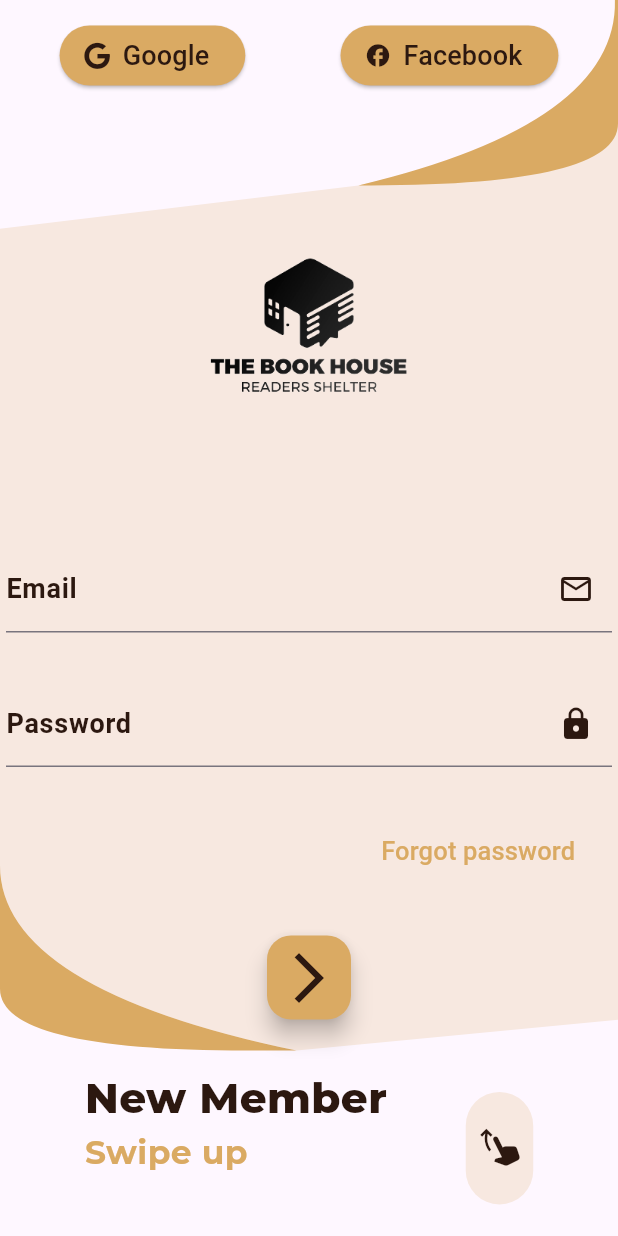
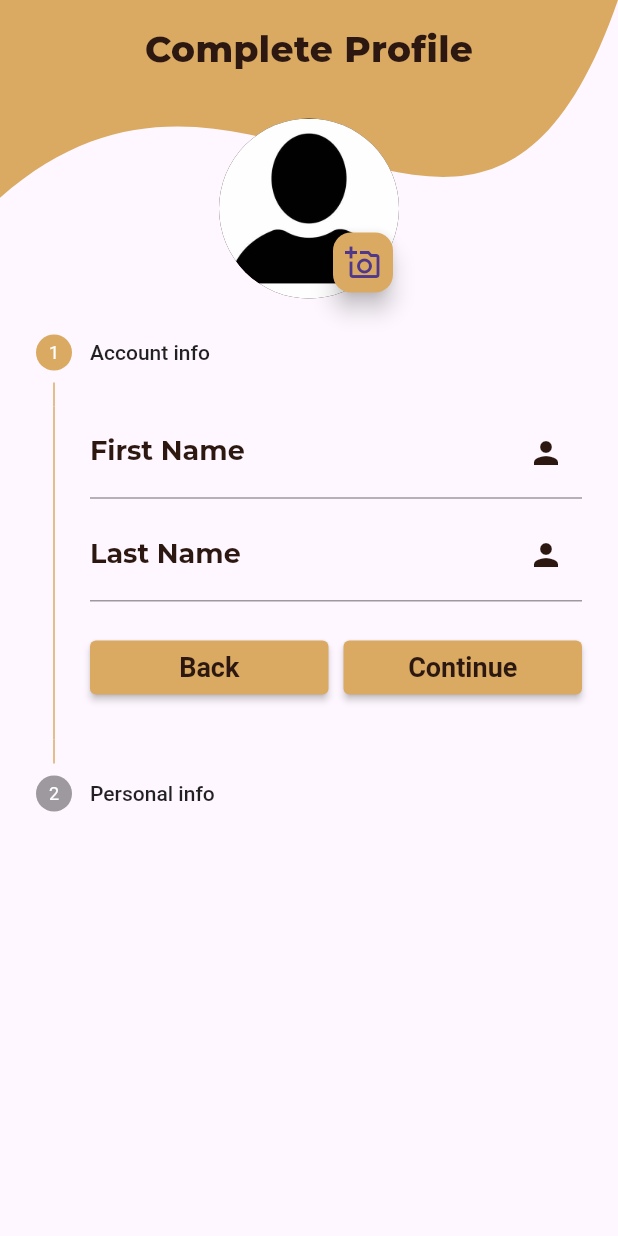
Before and after one commit to Shehab611/book, a Flutter app: the screen it shows after launch, on a phone screen of 412 x 824 dp. Run offline on Flutter 3.47's test engine with Material 2 defaults, Android fonts, the phone set to English and light mode, and no system bars; our stand-ins replace cloud_firestore, device_preview, dio, file_picker, firebase_auth, firebase_core and 7 more; accounts and stored records are empty.

Commit message:
finish complete_profile.dart ui

```diff
--- a/lib/core/utils/app_router.dart
+++ b/lib/core/utils/app_router.dart
@@ -1,3 +1,4 @@
+import 'package:book/features/authentication/presentation/views/complete_profile.dart';
 import 'package:book/features/authentication/presentation/views/login_screen.dart';
 import 'package:book/features/authentication/presentation/views/register_screen.dart';
 import 'package:flutter/material.dart';
@@ -6,9 +7,11 @@ import 'package:flutter/material.dart';
 abstract class AppRouter {
   static const String kLoginScreen = '/LoginScreen';
   static const String kRegisterScreen = '/RegisterScreen';
+  static const String kCompleteProfile = '/CompleteProfile';
 
   static final Map<String,WidgetBuilder> routes={
-    kLoginScreen:(context)=>const LoginScreen(),
-    kRegisterScreen:(context)=> const RegisterScreen()
+    kLoginScreen:(BuildContext context)=>const LoginScreen(),
+    kRegisterScreen:(BuildContext context)=> const RegisterScreen(),
+    kCompleteProfile:(BuildContext context)=>const CompleteProfileScreen()
   };
 }
--- /dev/null
+++ b/lib/features/authentication/data/repositories/register_repo.dart
@@ -0,0 +1,3 @@
+abstract class RegisterRepo {
+ Future<String> createNewUser({required (String email,String password) user});
+}
--- a/lib/features/authentication/presentation/components/text_field.dart
+++ b/lib/features/authentication/presentation/components/text_field.dart
@@ -2,13 +2,14 @@ import 'package:book/constants.dart';
 import 'package:flutter/material.dart';
 import 'package:google_fonts/google_fonts.dart';
 
-class AuthenticationTextField extends StatelessWidget {
-  const AuthenticationTextField(
+class MyTextField extends StatelessWidget {
+  const MyTextField(
       {super.key,
       required this.labelText,
       required this.iconData,
       this.obscureText = false,
       this.isLast = false,
+      this.enabled = true,
       required this.controller,
       this.validator, this.onSaved});
 
@@ -16,12 +17,14 @@ class AuthenticationTextField extends StatelessWidget {
   final IconData iconData;
   final bool obscureText;
   final bool isLast;
+  final bool enabled;
   final TextEditingController controller;
   final String? Function(String?)? validator;
   final void Function(String?)? onSaved;
   @override
   Widget build(BuildContext context) {
     return TextFormField(
+      enabled: enabled,
       textInputAction: switch (isLast) {
         true => TextInputAction.done,
         false => TextInputAction.next
--- /dev/null
+++ b/lib/features/authentication/presentation/views/complete_profile.dart
@@ -0,0 +1,61 @@
+import 'package:book/constants.dart';
+import 'package:book/features/authentication/presentation/widgets/my_stepper.dart';
+import 'package:book/features/authentication/presentation/widgets/painter.dart';
+import 'package:flutter/material.dart';
+import 'package:google_fonts/google_fonts.dart';
+
+class CompleteProfileScreen extends StatelessWidget {
+  const CompleteProfileScreen({super.key});
+
+  @override
+  Widget build(BuildContext context) {
+final Size size=MediaQuery.of(context).size;
+    return Scaffold(
+      resizeToAvoidBottomInset: false,
+      body: Stack(
+        children: [
+          CustomPaint(
+            painter: BackgroundCurve(),
+            size: size,
+          ),
+          Padding(
+            padding: const EdgeInsets.symmetric(vertical: 15),
+            child: Column(
+              children: [
+                Center(
+                  child: Text(
+                    'Complete Profile',
+                    style:GoogleFonts.montserrat(
+                        color: kColor, fontWeight: FontWeight.w800)
+                        .copyWith(
+                        fontSize: Theme.of(context).textTheme.headlineSmall?.fontSize),
+                  ),
+                ),
+                const SizedBox(height:30,),
+                Stack(
+                  alignment: Alignment.bottomRight,
+                  children: [
+                    const CircleAvatar(
+                      radius: 60,
+                      backgroundColor: kColor,
+                      backgroundImage:
+                      AssetImage('assets/user_image.jpg')
+                      ,
+                    ),
+                    FloatingActionButton.small(
+                      onPressed: () {},
+                      backgroundColor: kDefaultColor,
+                      child: const Icon(Icons.add_a_photo_outlined),
+                    )
+                  ],
+                ),
+                const MyStepper(),
+              ],
+            ),
+          )
+
+        ],
+      ),
+    );
+  }
+}
--- a/lib/features/authentication/presentation/widgets/login_body_widget.dart
+++ b/lib/features/authentication/presentation/widgets/login_body_widget.dart
@@ -32,12 +32,12 @@ class _LoginBodyWidgetState extends State<LoginBodyWidget> {
           'assets/logo.png',
           height: height * .28,
         ),
-         AuthenticationTextField(
+         MyTextField(
           labelText: 'Email',
           iconData: Icons.email_outlined,controller: LoginBodyWidget.emailController,
         ),
 
-         AuthenticationTextField(
+         MyTextField(
           labelText: 'Password',
           iconData: Icons.lock,controller: LoginBodyWidget.passwordController,isLast: true,obscureText: true,
         ),
--- /dev/null
+++ b/lib/features/authentication/presentation/widgets/my_stepper.dart
@@ -0,0 +1,220 @@
+import 'package:book/constants.dart';
+import 'package:book/features/authentication/presentation/components/text_field.dart';
+import 'package:flutter/material.dart';
+import 'package:google_fonts/google_fonts.dart';
+
+class MyStepper extends StatefulWidget {
+  const MyStepper({super.key});
+
+  static TextEditingController firstNameController = TextEditingController();
+  static TextEditingController secondNameController = TextEditingController();
+  static TextEditingController birthdateController = TextEditingController();
+  static String selectedGender = 'male';
+  static int currentStep = 0;
+  static List<Step> steps = [
+    Step(
+        state:
+            MyStepper.currentStep > 0 ? StepState.complete : StepState.indexed,
+        isActive: MyStepper.currentStep >= 0,
+        title: const Text('Account info'),
+        content: Column(
+          children: [
+            MyTextField(
+                labelText: 'First Name',
+                iconData: Icons.person,
+                controller: firstNameController),
+            const SizedBox(
+              height: 7,
+            ),
+            MyTextField(
+                labelText: 'Last Name',
+                iconData: Icons.person,
+                controller: secondNameController),
+          ],
+        )),
+    Step(
+        state:
+            MyStepper.currentStep > 1 ? StepState.complete : StepState.indexed,
+        isActive: MyStepper.currentStep >= 1,
+        title: const Text('Personal info'),
+        content: const Column(
+          crossAxisAlignment: CrossAxisAlignment.start,
+          mainAxisAlignment: MainAxisAlignment.start,
+          children: [_BirthDate(), _GenderSelection()],
+        )),
+  ];
+
+  @override
+  State<MyStepper> createState() => _MyStepperState();
+}
+
+class _MyStepperState extends State<MyStepper> {
+  @override
+  void dispose() {
+    MyStepper.firstNameController.dispose();
+    MyStepper.secondNameController.dispose();
+    MyStepper.birthdateController.dispose();
+    super.dispose();
+  }
+
+  @override
+  Widget build(BuildContext context) {
+    return Theme(
+        data: ThemeData(
+            colorScheme: const ColorScheme.light(
+          primary: kDefaultColor,
+        )),
+        child: Stepper(
+          currentStep: MyStepper.currentStep,
+          onStepCancel: () => MyStepper.currentStep == 0
+              ? null
+              : setState(() => MyStepper.currentStep -= 1),
+          onStepContinue: () {
+            bool isLastStep =
+                (MyStepper.currentStep == MyStepper.steps.length - 1);
+            if (isLastStep) {
+              //Do something with this information
+            } else {
+              setState(() => MyStepper.currentStep += 1);
+            }
+          },
+          onStepTapped: (step) => setState(() => MyStepper.currentStep = step),
+          steps: MyStepper.steps,
+          controlsBuilder: (context, details) {
+            final bool isLastStep =
+                MyStepper.currentStep == MyStepper.steps.length - 1;
+            return Container(
+              margin: const EdgeInsets.only(top: 20),
+              child: Row(
+                children: [
+                  Expanded(
+                      child: ElevatedButton(
+                    style: ButtonStyle(
+                      backgroundColor: MaterialStateProperty.all(kDefaultColor),
+                    ),
+                    onPressed: details.onStepCancel,
+                    child: const Text('Back',
+                        style: TextStyle(
+                            color: kColor,
+                            fontSize: 18,
+                            fontWeight: FontWeight.w700)),
+                  )),
+                  const SizedBox(
+                    width: 10,
+                  ),
+                  Expanded(
+                      child: ElevatedButton(
+                    style: ButtonStyle(
+                        backgroundColor:
+                            MaterialStateProperty.all(kDefaultColor)),
+                    onPressed: details.onStepContinue,
+                    child: Text(isLastStep ? 'Confirm' : 'Continue',
+                        style: const TextStyle(
+                            color: kColor,
+                            fontSize: 18,
+                            fontWeight: FontWeight.w700)),
+                  )),
+                ],
+              ),
+            );
+          },
+        ));
+  }
+}
+
+class _BirthDate extends StatelessWidget {
+  const _BirthDate();
+
+  @override
+  Widget build(BuildContext context) {
+    return GestureDetector(
+      onTap: () async {
+        DateTime? pickedDate = await showDatePicker(
+          context: context,
+          initialDate: DateTime.now(),
+          firstDate: DateTime(1990),
+          lastDate: DateTime(2100),
+          builder: (context, child) {
+            return Theme(
+                data: Theme.of(context).copyWith(
+                  colorScheme: const ColorScheme.light(
+                    primary: kColor,
+                    // header background color
+                    onPrimary: kDefaultColor,
+                    // header text color
+                    onSurface: kColor, // body text color
+                  ),
+                ),
+                child: child!);
+          },
+        );
+        if (pickedDate != null) {
+          MyStepper.birthdateController.text =
+              pickedDate.toString().split(' ')[0];
+        }
+      },
+      child: MyTextField(
+        labelText: 'Birth Date',
+        iconData: Icons.date_range_outlined,
+        controller: MyStepper.birthdateController,
+        enabled: false,
+      ),
+    );
+  }
+}
+
+class _GenderSelection extends StatefulWidget {
+  const _GenderSelection();
+
+  @override
+  State<_GenderSelection> createState() => _GenderSelectionState();
+}
+
+class _GenderSelectionState extends State<_GenderSelection> {
+  @override
+  Widget build(BuildContext context) {
+    return Row(
+      mainAxisAlignment: MainAxisAlignment.start,
+      children: [
+        Expanded(
+          child: ListTile(
+            contentPadding: EdgeInsets.zero,
+            leading: Radio<String>(
+              value: 'male',
+              groupValue: MyStepper.selectedGender,
+              fillColor: MaterialStateProperty.all<Color>(kColor),
+              onChanged: (value) {
+                setState(() {
+                  MyStepper.selectedGender = value!;
+                });
+              },
+            ),
+            title: Text(
+              'Male',
+              style: GoogleFonts.montserrat(color: kDefaultColor),
+            ),
+          ),
+        ),
+        Expanded(
+          child: ListTile(
+            contentPadding: EdgeInsets.zero,
+            leading: Radio<String>(
+              value: 'female',
+              groupValue: MyStepper.selectedGender,
+              fillColor: MaterialStateProperty.all<Color>(kColor),
+              onChanged: (value) {
+                setState(() {
+                  MyStepper.selectedGender = value!;
+                });
+              },
+            ),
+            title: Text(
+              'Female',
+              style: GoogleFonts.montserrat(color: kDefaultColor),
+            ),
+          ),
+        ),
+      ],
+    );
+  }
+}
--- a/lib/main.dart
+++ b/lib/main.dart
@@ -1,3 +1,4 @@
+import 'package:book/constants.dart';
 import 'package:book/firebase_options.dart';
 import 'package:device_preview/device_preview.dart';
 import 'package:firebase_core/firebase_core.dart';
@@ -32,10 +33,10 @@ class MyApp extends StatelessWidget {
         pageTransitionsTheme: const PageTransitionsTheme(builders: {
           TargetPlatform.android: OpenUpwardsPageTransitionsBuilder()
         }),
-        useMaterial3: true,
+        useMaterial3: true,primaryColor: kDefaultColor
       ),
       debugShowCheckedModeBanner: false,
-      initialRoute: AppRouter.kLoginScreen,
+      initialRoute: AppRouter.kCompleteProfile,
       routes: AppRouter.routes,
     );
   }
```
Also changed, not shown: lib/core/usable_functions/firebase_auth.dart (+18 -93 lines), lib/features/authentication/data/repositories/register_repo_impl.dart (added, +19 -0 lines), lib/features/authentication/presentation/widgets/painter.dart (+19 -0 lines), lib/features/authentication/presentation/widgets/register_body_widget.dart (+6 -4 lines), assets/user_image.jpg (added).
